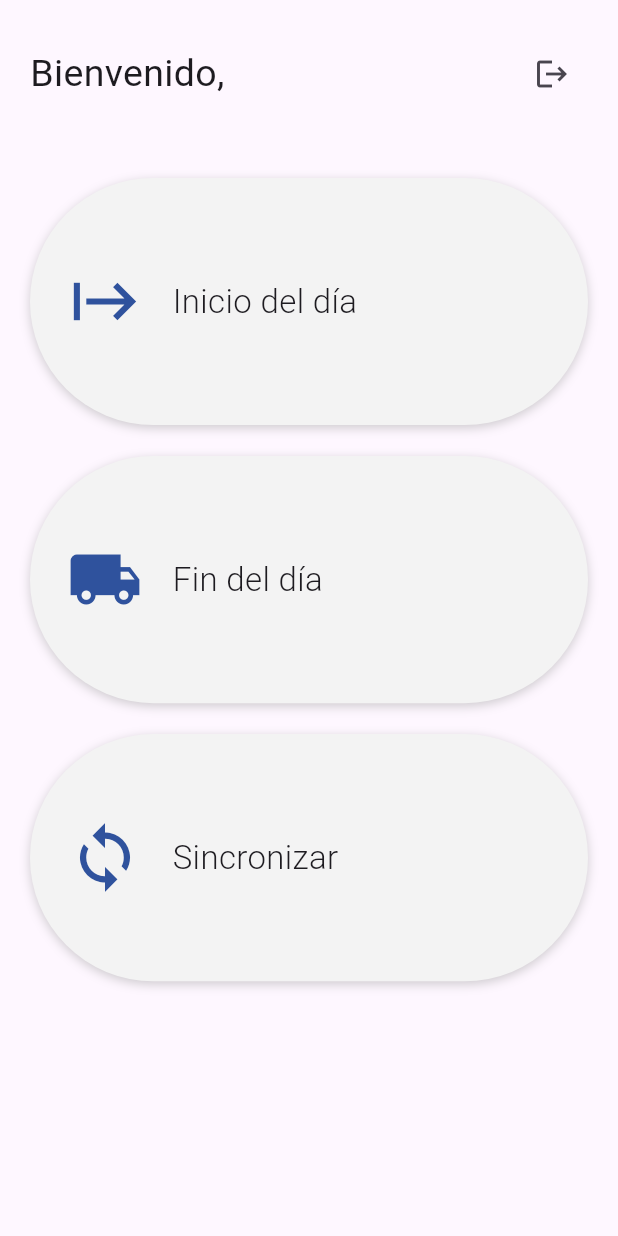
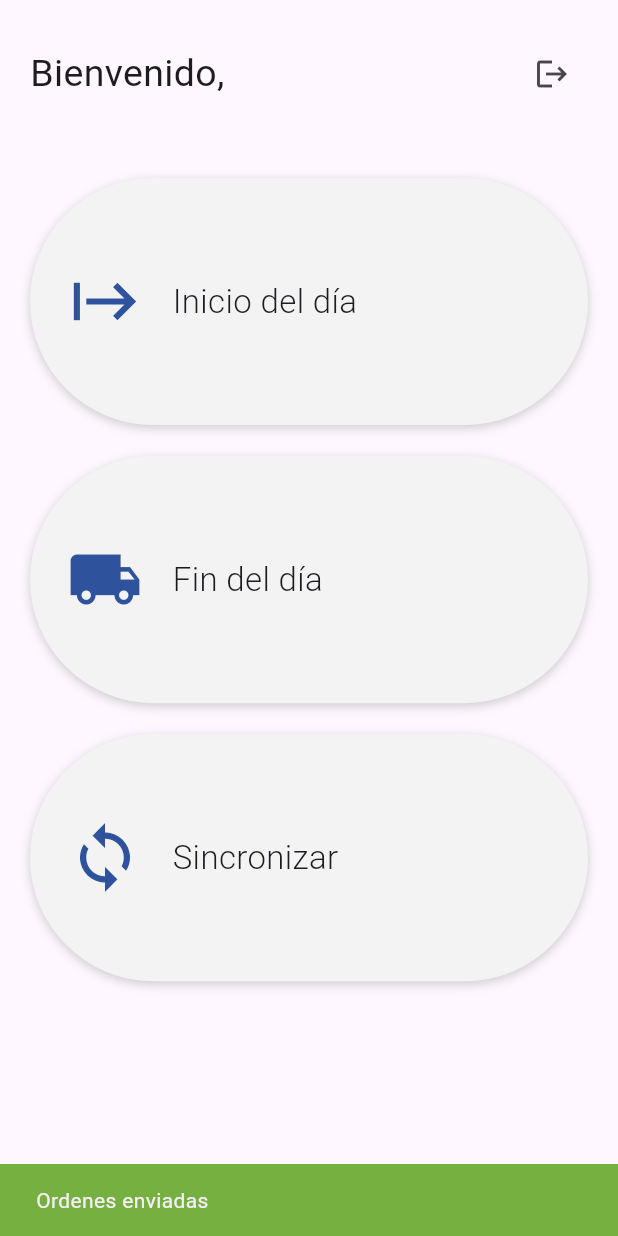
Before and after one commit to AndresTGonzalez/covertosa_2, a Flutter app: the HomePage screen opened directly, after a tap on "Fin del día", on a phone screen of 412 x 824 dp. Run offline on Flutter 3.47's test engine with Material 3 defaults, Android fonts, the phone set to English and light mode, and no system bars; our stand-ins replace barcode_widget, connectivity_plus, dio, flutter_secure_storage, location, sqflite; missing offline and left inert: external_app_launcher; accounts and stored records are empty.

```diff
--- a/lib/pages/home_page.dart
+++ b/lib/pages/home_page.dart
@@ -3,6 +3,7 @@ import 'package:covertosa_2/design/cards_decoration.dart';
 import 'package:covertosa_2/design/design.dart';
 import 'package:covertosa_2/models/trade_routes.dart';
 import 'package:covertosa_2/providers/providers.dart';
+import 'package:covertosa_2/utils/snackbar_message.dart';
 import 'package:flutter/material.dart';
 import 'package:provider/provider.dart';
 
@@ -76,6 +77,12 @@ class HomePage extends StatelessWidget {
                       GestureDetector(
                         onTap: () async {
                           await ordersProvider.sendLocalOrders();
+                          // ignore: use_build_context_synchronously
+                          SnackbarMessage.show(
+                            context: context,
+                            message: 'Ordenes enviadas',
+                            isError: false,
+                          );
                         },
                         child: Container(
                           width: double.infinity,
@@ -85,11 +92,15 @@ class HomePage extends StatelessWidget {
                           child: Row(
                             mainAxisAlignment: MainAxisAlignment.start,
                             children: [
-                              Icon(
-                                Icons.local_shipping,
-                                size: 50,
-                                color: AppColors.secondary,
-                              ),
+                              ordersProvider.isLoading
+                                  ? CircularProgressIndicator(
+                                      color: AppColors.primary,
+                                    )
+                                  : Icon(
+                                      Icons.local_shipping,
+                                      size: 50,
+                                      color: AppColors.secondary,
+                                    ),
                               const SizedBox(
                                 width: 20,
                               ),
--- a/pubspec.yaml
+++ b/pubspec.yaml
@@ -46,6 +46,8 @@ dependencies:
   barcode: ^2.2.6
   barcode_widget: ^2.0.4
   location: ^5.0.3
+  url_launcher: ^6.2.4
+  external_app_launcher: ^4.0.0
 
 dev_dependencies:
   flutter_test:
```
Also changed, not shown: lib/pages/order_page.dart (+9 -1 lines), lib/providers/order_provider.dart (+19 -0 lines), 5 other files.
